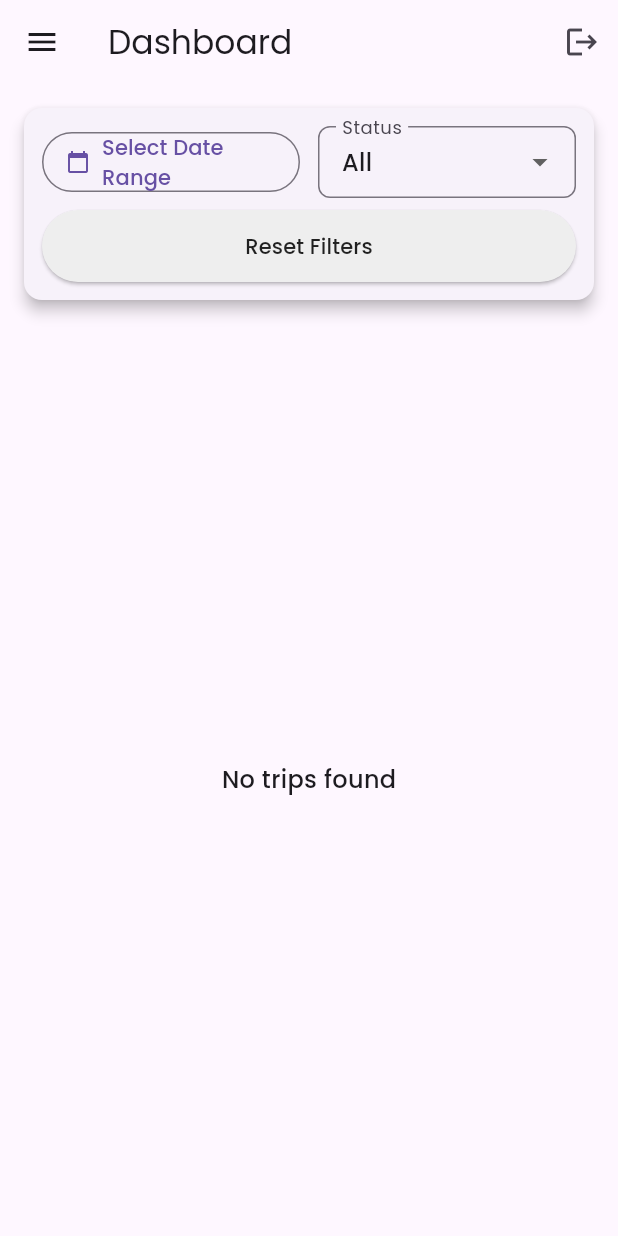
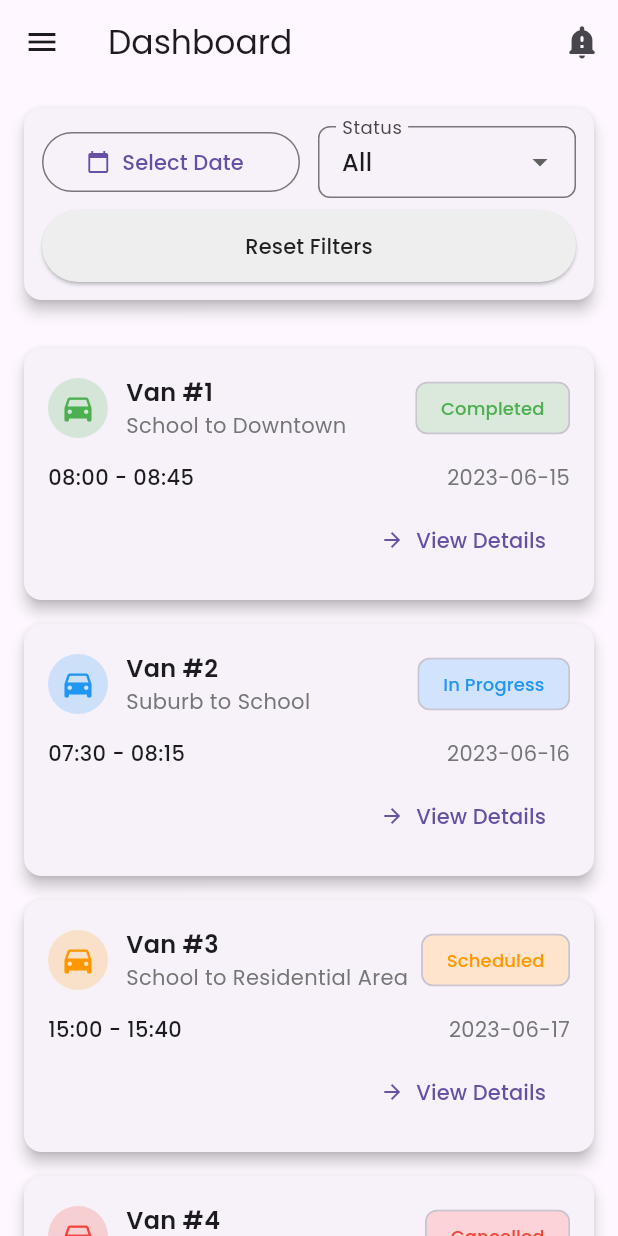
Before and after one commit to vernonthedev/school_van_project, a Flutter app: the HomeScreen screen opened by its route, on a phone screen of 412 x 824 dp. Run offline on Flutter 3.47's test engine with Material 3 defaults, Android fonts, the phone set to English and light mode, and no system bars; our stand-ins replace firebase_core, google_fonts, icons_plus, shared_preferences; accounts and stored records are empty.

Commit message:
[refactor] seperated the home page into widgets and fixed trip list bug.

```diff
--- a/van_operator_app/lib/backend/functions/filter_trips.dart
+++ /dev/null
@@ -1 +0,0 @@
-import 'package:flutter/material.dart';
--- a/van_operator_app/lib/frontend/screens/home.dart
+++ b/van_operator_app/lib/frontend/screens/home.dart
@@ -1,6 +1,5 @@
 import 'package:flutter/material.dart';
-import 'package:provider/provider.dart';
-import '../../backend/providers/auth_provider.dart';
+import '../../backend/models/trip.dart';
 import '../widgets/drawer.dart';
 import '../widgets/filters/trip_filters.dart';
 import '../widgets/lists/trip_list.dart';
@@ -15,20 +14,8 @@ class HomeScreen extends StatelessWidget {
         title: const Text('Dashboard'),
         actions: [
           IconButton(
-            icon: const Icon(Icons.logout),
-            onPressed: () async {
-              try {
-                await Provider.of<AuthProvider>(
-                  context,
-                  listen: false,
-                ).logout();
-              } catch (e) {
-                if (!context.mounted) return;
-                ScaffoldMessenger.of(context).showSnackBar(
-                  SnackBar(content: Text('Logout failed: ${e.toString()}')),
-                );
-              }
-            },
+            icon: const Icon(Icons.notification_important_rounded),
+            onPressed: () {},
           ),
         ],
       ),
@@ -58,6 +45,50 @@ class _TripManagementViewState extends State<TripManagementView> {
 
   @override
   Widget build(BuildContext context) {
+    // for now we are using temp data for trip listings.
+    final trips = [
+      TripAssigned(
+        vanId: 1,
+        vanStudentId: 101,
+        sourceRoute: 'School',
+        destinationRoute: 'Downtown',
+        startTime: '08:00',
+        endTime: '08:45',
+        dateOfTrip: '2023-06-15',
+        tripStatus: 'Completed',
+      ),
+      TripAssigned(
+        vanId: 2,
+        vanStudentId: 102,
+        sourceRoute: 'Suburb',
+        destinationRoute: 'School',
+        startTime: '07:30',
+        endTime: '08:15',
+        dateOfTrip: '2023-06-16',
+        tripStatus: 'In Progress',
+      ),
+      TripAssigned(
+        vanId: 3,
+        vanStudentId: 103,
+        sourceRoute: 'School',
+        destinationRoute: 'Residential Area',
+        startTime: '15:00',
+        endTime: '15:40',
+        dateOfTrip: '2023-06-17',
+        tripStatus: 'Scheduled',
+      ),
+      TripAssigned(
+        vanId: 4,
+        vanStudentId: 104,
+        sourceRoute: 'School',
+        destinationRoute: 'Mall',
+        startTime: '16:00',
+        endTime: '16:35',
+        dateOfTrip: '2023-06-18',
+        tripStatus: 'Cancelled',
+      ),
+    ];
+
     return Column(
       children: [
         TripFilters(
@@ -69,6 +100,7 @@ class _TripManagementViewState extends State<TripManagementView> {
           child: TripList(
             selectedDateRange: selectedDateRange,
             filterStatus: filterStatus,
+            trips: trips,
           ),
         ),
       ],
--- a/van_operator_app/lib/frontend/widgets/filters/trip_filters.dart
+++ b/van_operator_app/lib/frontend/widgets/filters/trip_filters.dart
@@ -41,7 +41,7 @@ class TripFilters extends StatelessWidget {
                     icon: const Icon(Icons.calendar_today, size: 16),
                     label: Text(
                       selectedDateRange == null
-                          ? 'Select Date Range'
+                          ? 'Select Date'
                           : '${DateFormat('MMM d').format(selectedDateRange!.start)} - ${DateFormat('MMM d').format(selectedDateRange!.end)}',
                       style: GoogleFonts.poppins(),
                     ),
--- a/van_operator_app/lib/frontend/widgets/lists/trip_list.dart
+++ b/van_operator_app/lib/frontend/widgets/lists/trip_list.dart
@@ -1,20 +1,22 @@
 import 'package:flutter/material.dart';
 import 'package:google_fonts/google_fonts.dart';
+import '../../../backend/models/trip.dart';
 import '../cards/trip_card.dart';
 
 class TripList extends StatelessWidget {
   final DateTimeRange? selectedDateRange;
   final String filterStatus;
+  final List trips;
 
   const TripList({
     super.key,
     required this.selectedDateRange,
     required this.filterStatus,
+    required this.trips,
   });
 
   List get _filteredTrips {
-    final mockTrips = [];
-    return mockTrips.where((trip) {
+    return trips.where((trip) {
       final tripDate = DateTime.parse(trip.dateOfTrip);
       final matchesDate =
           selectedDateRange == null ||
```
